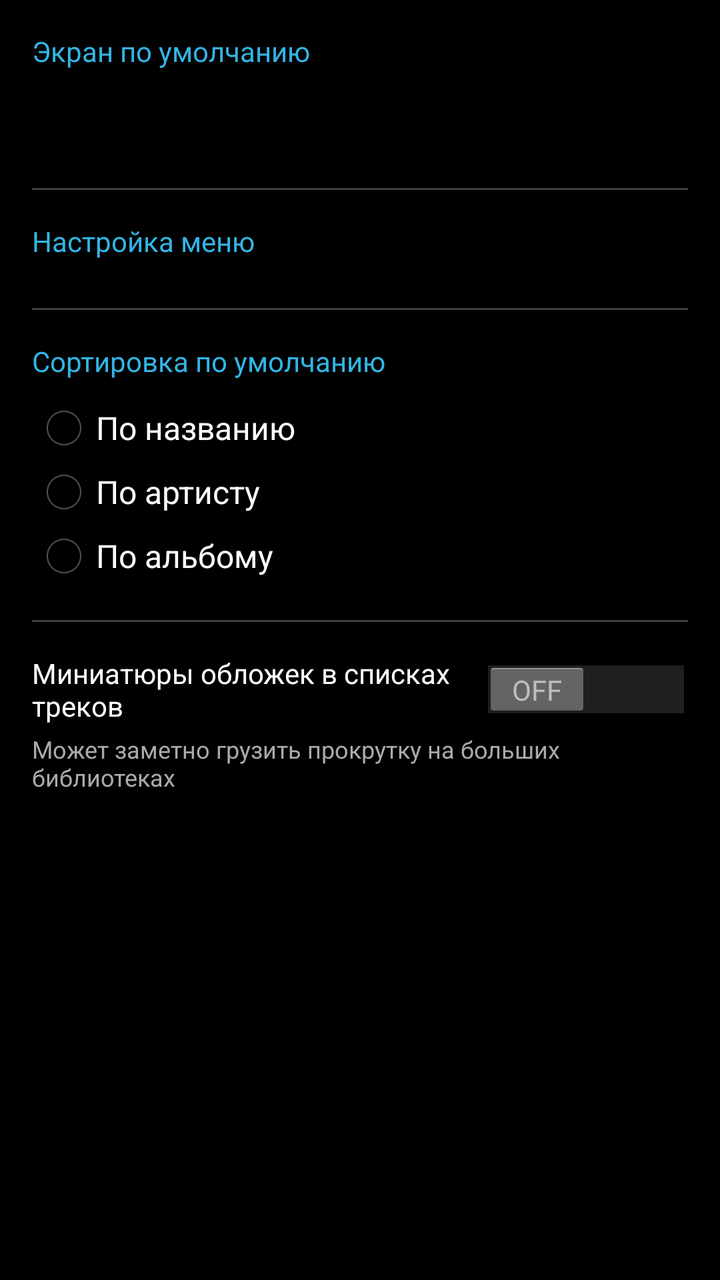
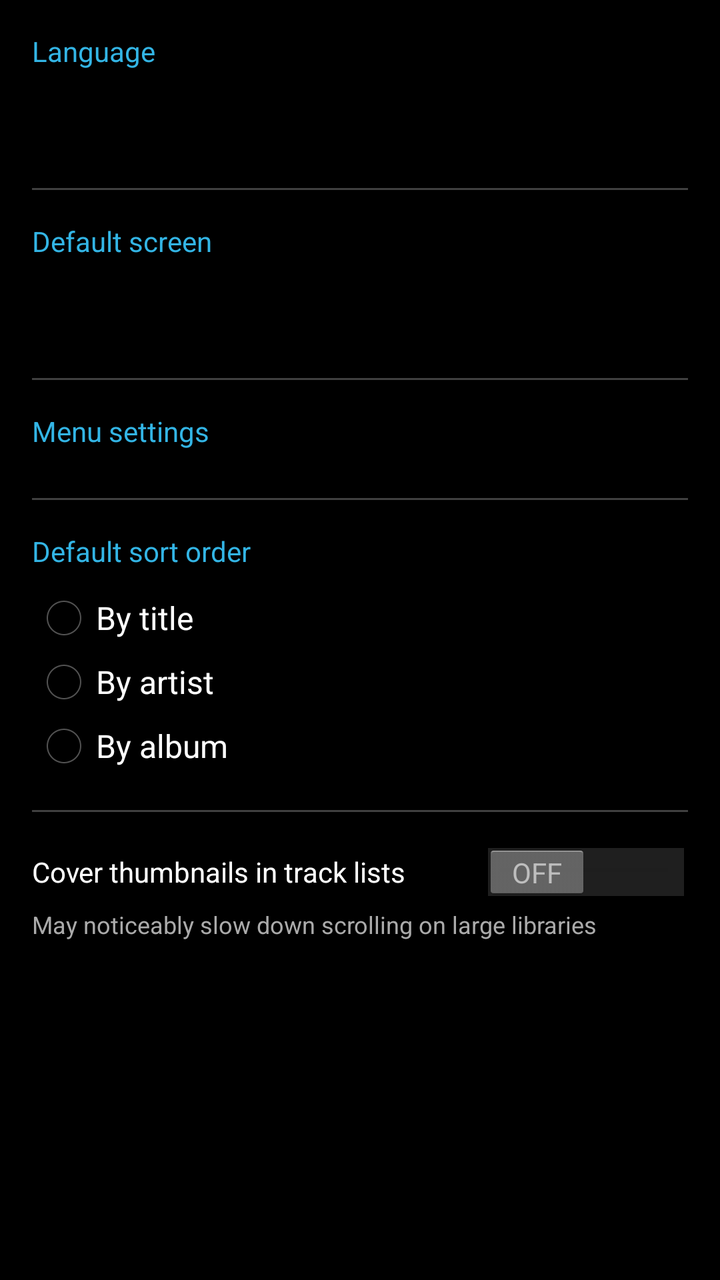

Screens rendered from an Android XML layout before and after an edit, with the pre-edit source and the edit as a unified diff.
<!-- AndroidManifest.xml: application theme AppTheme.Holo.Dark -->
<!-- res/layout/activity_settings_interface.xml -->
<?xml version="1.0" encoding="utf-8"?>
<ScrollView xmlns:android="http://schemas.android.com/apk/res/android"
    android:layout_width="match_parent"
    android:layout_height="match_parent"
    android:background="@color/bg_black">

    <LinearLayout
        android:layout_width="match_parent"
        android:layout_height="wrap_content"
        android:orientation="vertical"
        android:padding="16dp">

        <TextView
            android:layout_width="match_parent"
            android:layout_height="wrap_content"
            android:text="@string/default_screen_title"
            android:textColor="@color/holo_blue"
            android:textSize="14sp"
            android:paddingBottom="4dp" />

        <TextView
            android:id="@+id/text_default_screen"
            android:layout_width="match_parent"
            android:layout_height="wrap_content"
            android:padding="10dp"
            android:textColor="@color/text_primary"
            android:textSize="14sp"
            android:background="@drawable/list_selector_holo"
            android:clickable="true"
            android:focusable="true" />

        <View
            android:layout_width="match_parent"
            android:layout_height="1dp"
            android:background="@color/divider_grey"
            android:layout_marginTop="16dp"
            android:layout_marginBottom="16dp" />

        <TextView
            android:layout_width="match_parent"
            android:layout_height="wrap_content"
            android:text="@string/menu_settings_title"
            android:textColor="@color/holo_blue"
            android:textSize="14sp"
            android:paddingBottom="8dp" />

        <LinearLayout
            android:id="@+id/drawer_settings_container"
            android:layout_width="match_parent"
            android:layout_height="wrap_content"
            android:orientation="vertical" />

        <View
            android:layout_width="match_parent"
            android:layout_height="1dp"
            android:background="@color/divider_grey"
            android:layout_marginTop="16dp"
            android:layout_marginBottom="16dp" />

        <TextView
            android:layout_width="match_parent"
            android:layout_height="wrap_content"
            android:text="Сортировка по умолчанию"
            android:textColor="@color/holo_blue"
            android:textSize="14sp"
            android:paddingBottom="8dp" />

        <RadioGroup
            android:id="@+id/radio_sort"
            android:layout_width="match_parent"
            android:layout_height="wrap_content"
            android:orientation="vertical">

            <RadioButton
                android:id="@+id/radio_sort_title"
                android:layout_width="match_parent"
                android:layout_height="wrap_content"
                android:textColor="@color/text_primary"
                android:text="@string/sort_title" />

            <RadioButton
                android:id="@+id/radio_sort_artist"
                android:layout_width="match_parent"
                android:layout_height="wrap_content"
                android:textColor="@color/text_primary"
                android:text="@string/sort_artist" />

            <RadioButton
                android:id="@+id/radio_sort_album"
                android:layout_width="match_parent"
                android:layout_height="wrap_content"
                android:textColor="@color/text_primary"
                android:text="@string/sort_album" />
        </RadioGroup>

        <View
            android:layout_width="match_parent"
            android:layout_height="1dp"
            android:background="@color/divider_grey"
            android:layout_marginTop="16dp"
            android:layout_marginBottom="16dp" />

        <Switch
            android:id="@+id/switch_show_thumbnails"
            android:layout_width="match_parent"
            android:layout_height="wrap_content"
            android:text="@string/show_thumbnails"
            android:textColor="@color/text_primary"
            android:textSize="14sp" />

        <TextView
            android:layout_width="match_parent"
            android:layout_height="wrap_content"
            android:layout_marginTop="4dp"
            android:text="@string/show_thumbnails_hint"
            android:textColor="@color/text_secondary"
            android:textSize="12sp" />

    </LinearLayout>
</ScrollView>
<!-- resources referenced by this layout -->
<resources>
  <color name="bg_black">#000000</color>
  <color name="divider_grey">#40FFFFFF</color>
  <color name="holo_blue">#33B5E5</color>
  <color name="text_primary">#FFFFFF</color>
  <color name="text_secondary">#AAAAAA</color>
  <!-- drawable list_selector_holo (drawable) -->
  <?xml version="1.0" encoding="utf-8"?>
  <selector xmlns:android="http://schemas.android.com/apk/res/android">
      <item android:state_pressed="true">
          <color android:color="@color/list_pressed" />
      </item>
      <item android:state_focused="true">
          <color android:color="@color/list_pressed" />
      </item>
      <item>
          <color android:color="@android:color/transparent" />
      </item>
  </selector>
  <string name="default_screen_title">Экран по умолчанию</string>
  <string name="menu_settings_title">Настройка меню</string>
  <string name="show_thumbnails">Миниатюры обложек в списках треков</string>
  <string name="show_thumbnails_hint">Может заметно грузить прокрутку на больших библиотеках</string>
  <string name="sort_album">По альбому</string>
  <string name="sort_artist">По артисту</string>
  <string name="sort_title">По названию</string>
  <color name="list_pressed">#262626</color>
  <style name="ActionBar.Holo.Dark" parent="android:Widget.Holo.ActionBar">
          <item name="android:background">@color/actionbar_grey</item>
          <item name="android:titleTextStyle">@style/ActionBarTitle.Holo.Dark</item>
      </style>
  <style name="ActionBarTab.Holo.Dark" parent="android:Widget.Holo.ActionBar.TabView">
          <item name="android:background">@drawable/tab_indicator_holo</item>
      </style>
  <style name="ActionBarTabText.Holo.Dark" parent="android:TextAppearance.Holo.Widget.ActionBar.Title">
          <item name="android:textColor">@color/text_primary</item>
          <item name="android:textSize">13sp</item>
      </style>
  <style name="ListView.Holo.Dark" parent="android:Widget.Holo.ListView">
          <item name="android:divider">@color/divider_grey</item>
          <item name="android:dividerHeight">1dp</item>
          <item name="android:listSelector">@drawable/list_selector_holo</item>
          <item name="android:background">@color/bg_black</item>
      </style>
  <style name="SeekBar.Holo.Dark" parent="android:Widget.Holo.SeekBar">
          
      </style>
  <style name="WindowAnimation.Simple" parent="@android:style/Animation.Activity">
          <item name="android:activityOpenEnterAnimation">@anim/activity_fade_in</item>
          <item name="android:activityOpenExitAnimation">@anim/activity_fade_out</item>
          <item name="android:activityCloseEnterAnimation">@anim/activity_fade_in</item>
          <item name="android:activityCloseExitAnimation">@anim/activity_fade_out</item>
      </style>
  <color name="actionbar_grey">#2D2D2D</color>
  <style name="ActionBarTitle.Holo.Dark" parent="android:TextAppearance.Holo.Widget.ActionBar.Title">
          <item name="android:textColor">@color/text_primary</item>
      </style>
  <!-- drawable tab_indicator_holo (drawable) -->
  <?xml version="1.0" encoding="utf-8"?>
  <selector xmlns:android="http://schemas.android.com/apk/res/android">
      <item android:state_selected="true">
          <layer-list>
              <item>
                  <color android:color="@color/actionbar_grey" />
              </item>
              <item android:gravity="bottom" android:height="2dp">
                  <color android:color="@color/holo_blue" />
              </item>
          </layer-list>
      </item>
      <item>
          <color android:color="@color/actionbar_grey" />
      </item>
  </selector>
  <!-- unchanged entries left out for length: 1 -->
</resources>

<!-- the commit's change to res/layout/activity_settings_interface.xml (unified diff, before → after) -->
@@ -9,6 +9,32 @@
         android:layout_height="wrap_content"
         android:orientation="vertical"
         android:padding="16dp">
+
+        <TextView
+            android:layout_width="match_parent"
+            android:layout_height="wrap_content"
+            android:text="@string/language_setting_title"
+            android:textColor="@color/holo_blue"
+            android:textSize="14sp"
+            android:paddingBottom="4dp" />
+
+        <TextView
+            android:id="@+id/text_language"
+            android:layout_width="match_parent"
+            android:layout_height="wrap_content"
+            android:padding="10dp"
+            android:textColor="@color/text_primary"
+            android:textSize="14sp"
+            android:background="@drawable/list_selector_holo"
+            android:clickable="true"
+            android:focusable="true" />
+
+        <View
+            android:layout_width="match_parent"
+            android:layout_height="1dp"
+            android:background="@color/divider_grey"
+            android:layout_marginTop="16dp"
+            android:layout_marginBottom="16dp" />
 
         <TextView
             android:layout_width="match_parent"
@@ -60,7 +86,7 @@
         <TextView
             android:layout_width="match_parent"
             android:layout_height="wrap_content"
-            android:text="Сортировка по умолчанию"
+            android:text="@string/default_sort_label"
             android:textColor="@color/holo_blue"
             android:textSize="14sp"
             android:paddingBottom="8dp" />
<!-- resource entries referenced after the edit -->
@@ -18,13 +18,15 @@
           <color android:color="@android:color/transparent" />
       </item>
   </selector>
-  <string name="default_screen_title">Экран по умолчанию</string>
-  <string name="menu_settings_title">Настройка меню</string>
-  <string name="show_thumbnails">Миниатюры обложек в списках треков</string>
-  <string name="show_thumbnails_hint">Может заметно грузить прокрутку на больших библиотеках</string>
-  <string name="sort_album">По альбому</string>
-  <string name="sort_artist">По артисту</string>
-  <string name="sort_title">По названию</string>
+  <string name="default_screen_title">Default screen</string>
+  <string name="default_sort_label">Default sort order</string>
+  <string name="language_setting_title">Language</string>
+  <string name="menu_settings_title">Menu settings</string>
+  <string name="show_thumbnails">Cover thumbnails in track lists</string>
+  <string name="show_thumbnails_hint">May noticeably slow down scrolling on large libraries</string>
+  <string name="sort_album">By album</string>
+  <string name="sort_artist">By artist</string>
+  <string name="sort_title">By title</string>
   <color name="list_pressed">#262626</color>
   <style name="ActionBar.Holo.Dark" parent="android:Widget.Holo.ActionBar">
           <item name="android:background">@color/actionbar_grey</item>
